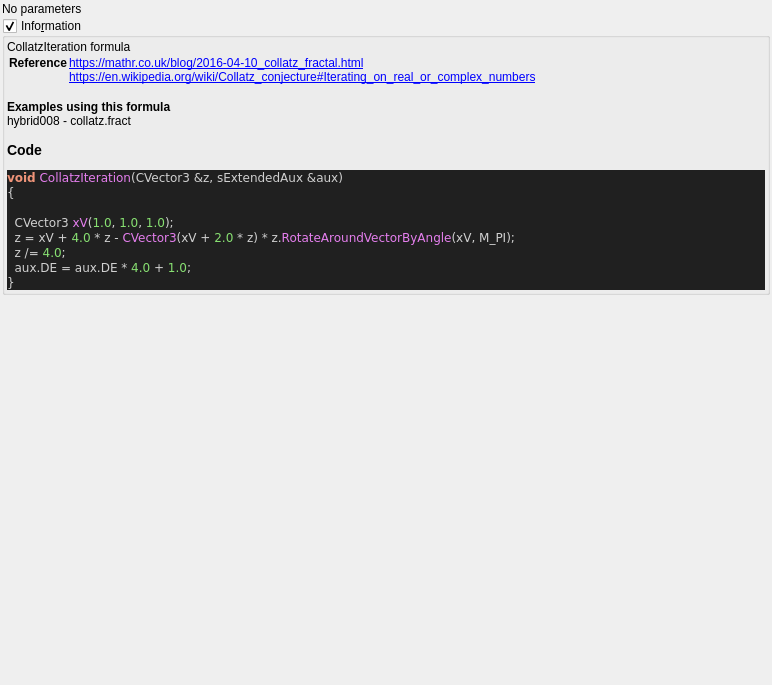
The window that mandelbulber2/qt_data/fractal_collatz.ui (buddhi1980/mandelbulber2) describes before a commit, drawn with Qt 5.
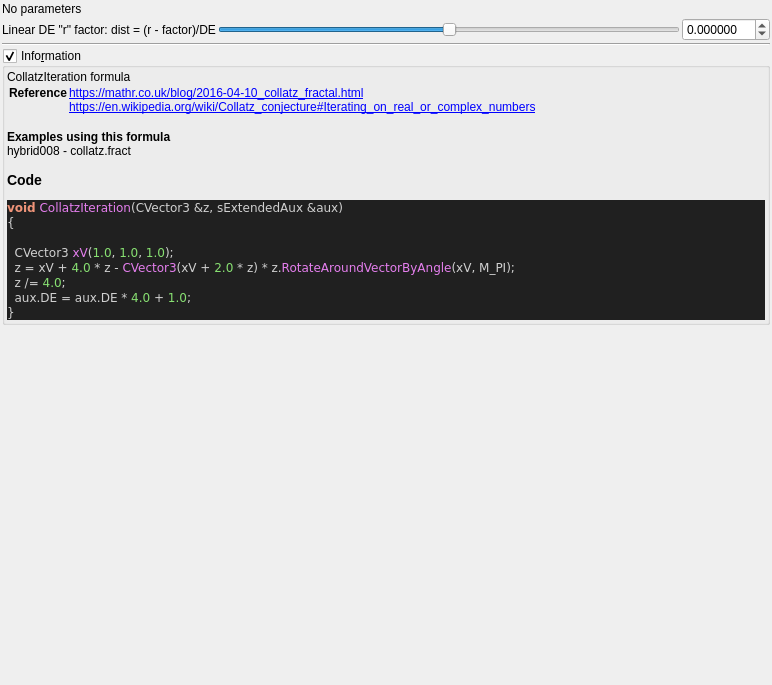
The same window after the commit. Custom widgets are drawn as their Qt base class.

Commit message: implemented hybrid  (r - factor)/DE  for all remaining (r - 2)/DE formulas

What changed in the file:
```diff
--- a/mandelbulber2/qt_data/fractal_collatz.ui
+++ b/mandelbulber2/qt_data/fractal_collatz.ui
@@ -36,6 +36,77 @@
      </property>
     </widget>
    </item>
+   <item>
+    <layout class="QGridLayout" name="gridLayout_5">
+     <item row="1" column="0">
+      <widget class="QLabel" name="label_180">
+       <property name="text">
+        <string>Linear DE &quot;r&quot; factor: dist = (r - factor)/DE</string>
+       </property>
+      </widget>
+     </item>
+     <item row="1" column="1">
+      <widget class="QSlider" name="slider_analyticDE_factor_2">
+       <property name="sizePolicy">
+        <sizepolicy hsizetype="Expanding" vsizetype="Maximum">
+         <horstretch>0</horstretch>
+         <verstretch>0</verstretch>
+        </sizepolicy>
+       </property>
+       <property name="minimum">
+        <number>-5000000</number>
+       </property>
+       <property name="maximum">
+        <number>5000000</number>
+       </property>
+       <property name="value">
+        <number>0</number>
+       </property>
+       <property name="sliderPosition">
+        <number>0</number>
+       </property>
+       <property name="orientation">
+        <enum>Qt::Horizontal</enum>
+       </property>
+      </widget>
+     </item>
+     <item row="1" column="2">
+      <widget class="MyDoubleSpinBox" name="spinbox_analyticDE_factor_2">
+       <property name="sizePolicy">
+        <sizepolicy hsizetype="Minimum" vsizetype="Maximum">
+         <horstretch>0</horstretch>
+         <verstretch>0</verstretch>
+        </sizepolicy>
+       </property>
+       <property name="prefix">
+        <string/>
+       </property>
+       <property name="suffix">
+        <string/>
+       </property>
+       <property name="decimals">
+        <number>6</number>
+       </property>
+       <property name="minimum">
+        <double>-99.989999999999995</double>
+       </property>
+       <property name="maximum">
+        <double>99.989999999999995</double>
+       </property>
+       <property name="singleStep">
+        <double>0.100000000000000</double>
+       </property>
+      </widget>
+     </item>
+     <item row="2" column="0" colspan="3">
+      <widget class="Line" name="line_12">
+       <property name="orientation">
+        <enum>Qt::Horizontal</enum>
+       </property>
+      </widget>
+     </item>
+    </layout>
+   </item>
    <item>
     <widget class="MyGroupBox" name="groupCheck_info">
      <property name="title">
@@ -120,6 +191,11 @@
    <header>my_group_box.h</header>
    <container>1</container>
   </customwidget>
+  <customwidget>
+   <class>MyDoubleSpinBox</class>
+   <extends>QDoubleSpinBox</extends>
+   <header>my_double_spin_box.h</header>
+  </customwidget>
  </customwidgets>
  <tabstops>
   <tabstop>groupCheck_info</tabstop>
```
Left out of the diff: 2 changed lines with no effect on the pictures. The commit also changes 15 other files.
